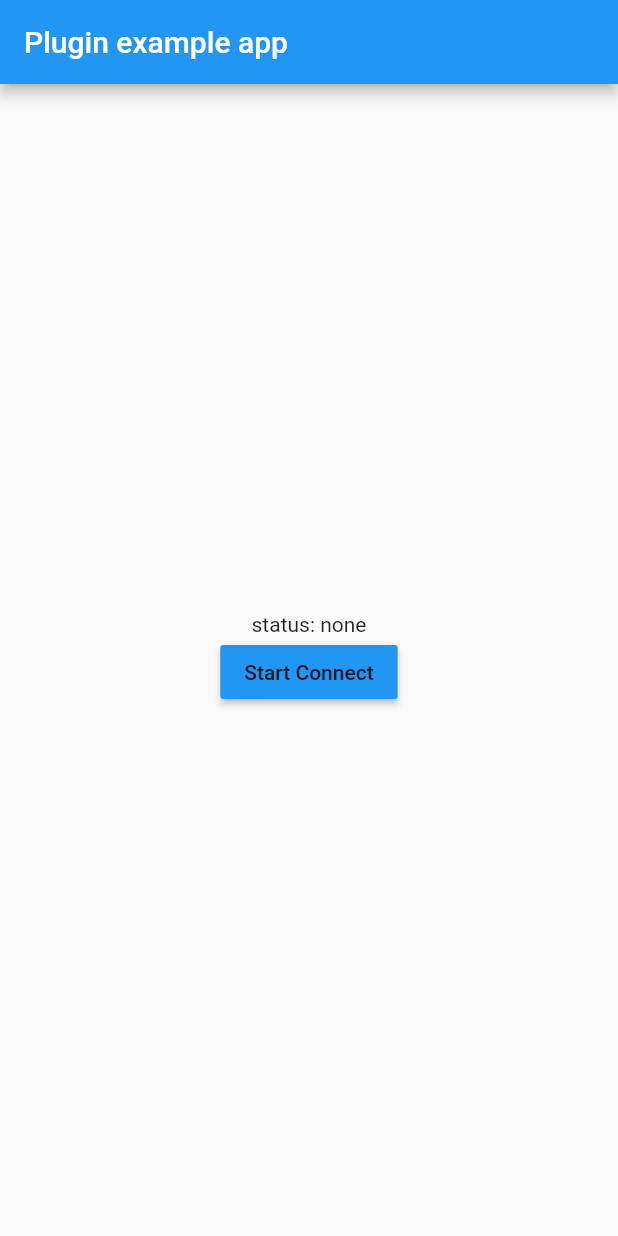
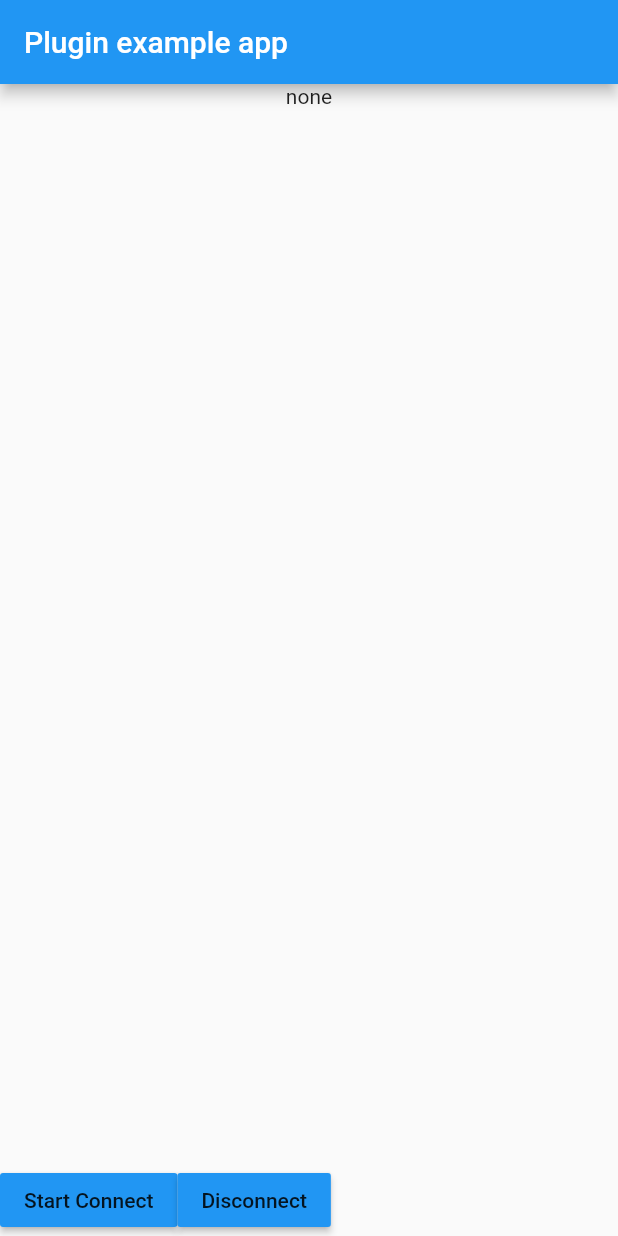
Before and after one commit to shtreb/socket_io, a Flutter app: the screen it shows after launch, after a tap on "Start Connect", on a phone screen of 412 x 824 dp. Run offline on Flutter 3.47's test engine with Material 2 defaults, Android fonts, the phone set to English and light mode, and no system bars.

Commit message:
fix destroy socket

```diff
--- a/example/lib/main.dart
+++ b/example/lib/main.dart
@@ -25,79 +25,84 @@ class MyApp extends StatefulWidget {
 
 class _MyAppState extends State<MyApp> {
 
-  SocketIO socket;
+  List<SocketIO> sockets;
   String statusSocket = 'none';
 
-  @override
-  Widget build(BuildContext context) {
+  @override void initState() {
+    sockets = [];
+    super.initState();
+  }
+
+  @override Widget build(BuildContext context) {
     return Scaffold(
       appBar: AppBar(
         title: const Text('Plugin example app'),
       ),
-      body: Center(
-        child: Column(
-          mainAxisSize: MainAxisSize.min,
-          children: [
-            Text('status: $statusSocket', textAlign: TextAlign.center,),
-            MaterialButton(
-              child: Text(statusSocket == 'connect' ?
-                'Disconnect' :
-                'Start Connect'
+      body: Column(
+        mainAxisSize: MainAxisSize.max,
+        children: [
+          Expanded(child: Text(statusSocket, textAlign: TextAlign.center,)),
+          Row(
+            children: [
+              MaterialButton(
+                  child: Text('Start Connect'),
+                  color: Theme.of(context).primaryColor,
+                  onPressed: () => _createSocket()
               ),
-              color: Theme.of(context).primaryColor,
-              onPressed: () {
-                if (statusSocket == 'none' || socket == null) {
-                  _createSocket();
-                } else {
-                  _closeSocket();
-                }
-              },
-            )
-          ],
-        ),
+              MaterialButton(
+                child: Text('Disconnect'),
+                color: Theme.of(context).primaryColor,
+                onPressed: () => _closeSocket(0),
+              )
+            ],
+          )
+        ],
       ),
     );
   }
 
   _createSocket() async {
-    _closeSocket();
+    //_closeSocket();
 
     try {
-      socket = SocketIOManager().createSocketIO(
-        'Domain',
-        'path',
-        query: 'query',
+      var socket = SocketIOManager().createSocketIO(
+        sockets.isEmpty ? 'https://api-qa.novakidschool.com' :
+        'https://qa.novakidschool.com',
+        '/socket.io/',
+        query: 'classid=137129&teachercountry=Oman',
           socketStatusCallback: (String event) {
             debugPrint(event);
-            setState(() => statusSocket = event);
+            setState(() => statusSocket += '\n$event ${sockets.last.getId()}');
           }
       );
 
       socket.init();
       socket.connect();
+      sockets.add(socket);
     } catch(e) {
       debugPrint(e);
-      setState(() => statusSocket = 'local fail');
+      setState(() => statusSocket += '\nlocal fail');
     }
   }
 
-  _closeSocket() {
-    if(socket == null) return;
+  _closeSocket(int id) {
+    if(sockets.length == 0) return;
+    if(sockets.length < id) return;
 
-    socket.disconnect();
-    socket.destroy();
+    String _id = sockets[id].getId();
+    sockets[id].disconnect();
+    sockets[id].destroy();
+    sockets.removeAt(id);
     if(mounted)
       setState(() {
-        socket = null;
-        statusSocket = 'none';
+        statusSocket += '\nnone $_id';
       });
-    else
-      socket = null;
   }
 
   @override
   void dispose() {
-    _closeSocket();
+    for(int i = 0; i < sockets.length; i++)
+      _closeSocket(i);
     super.dispose();
   }
 }
--- a/pubspec.yaml
+++ b/pubspec.yaml
@@ -1,6 +1,6 @@
 name: socket_io
 description: SocketIO with native, support socket.io v1 and v2
-version: 0.0.1+4
+version: 0.0.2
 author: Kirill Shtreblev
 homepage: https://github.com/shtreb/socket_io
 
```
Also changed, not shown: example/pubspec.lock, 1 other file.
